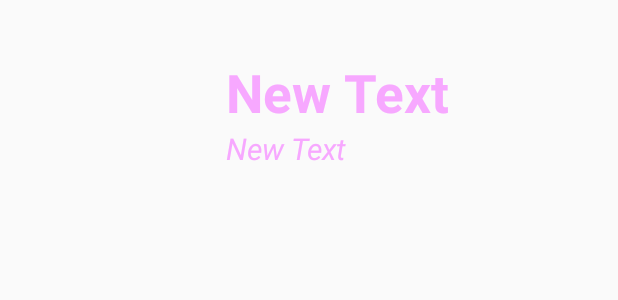
After one commit to phakphum/My-Traffic, an Android app: the layout my_listview.xml on its own in the app's theme, with its tools: preview values and no code run, on a phone screen of 412 x 824 dp. The commit adds this screen. Shown: the top 300 px of the screen. Run offline under Robolectric (Android 15) with nearby library versions, the phone set to English and light mode, and no system bars.

Commit message:
Design UI ListView Finish

```diff
--- /dev/null
+++ b/app/src/main/res/layout/my_listview.xml
@@ -0,0 +1,36 @@
+<?xml version="1.0" encoding="utf-8"?>
+<LinearLayout xmlns:android="http://schemas.android.com/apk/res/android"
+    android:orientation="horizontal" android:layout_width="match_parent"
+    android:layout_height="wrap_content">
+
+    <ImageView
+        android:layout_width="120dp"
+        android:layout_height="120dp"
+        android:id="@+id/imageView"
+        android:layout_margin="15dp" />
+
+    <LinearLayout
+        android:orientation="vertical"
+        android:layout_width="match_parent"
+        android:layout_height="match_parent"
+        android:gravity="center_vertical">
+
+        <TextView
+            android:layout_width="wrap_content"
+            android:layout_height="wrap_content"
+            android:text="New Text"
+            android:id="@+id/textView2"
+            android:textSize="@dimen/h1"
+            android:textStyle="bold"
+            android:textColor="@color/text" />
+
+        <TextView
+            android:layout_width="wrap_content"
+            android:layout_height="wrap_content"
+            android:text="New Text"
+            android:id="@+id/textView3"
+            android:textSize="@dimen/h2"
+            android:textStyle="italic"
+            android:textColor="@color/text" />
+    </LinearLayout>
+</LinearLayout>
--- a/app/src/main/res/values/colors.xml
+++ b/app/src/main/res/values/colors.xml
@@ -4,6 +4,6 @@
     <color name="colorPrimaryDark">#303F9F</color>
     <color name="colorAccent">#FF4081</color>
 
-    <color name="text">#F7A8FF</color>
+    <color name="text">#f7a8ff</color>
 
 </resources>
```
